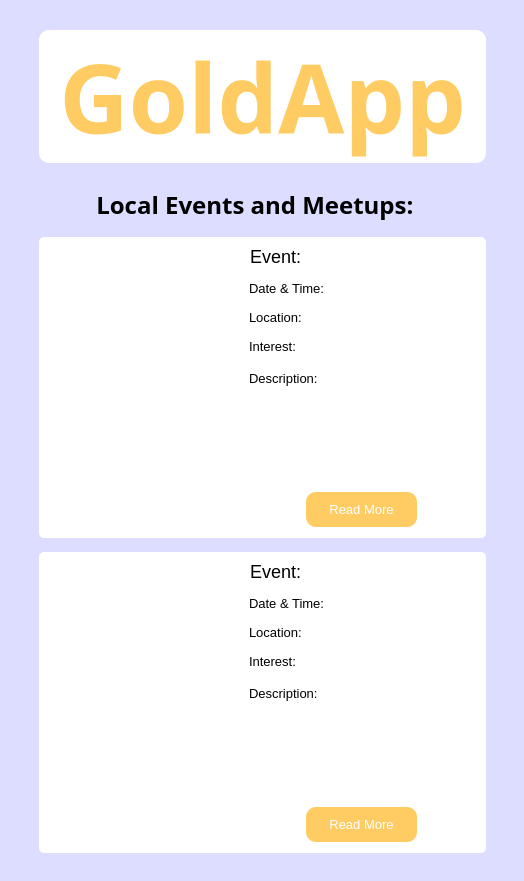
This is src/examples/meetings_events_all.ui in Einavzil/GoldApp as Qt 5 draws it before an edit. The edited form follows.
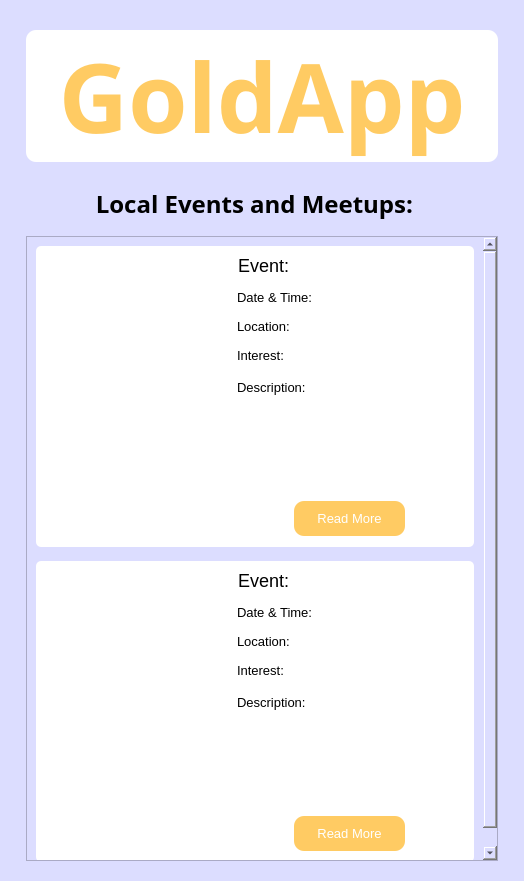
This is the edited form. Icons and pictures are not drawn.

Commit message: Change The Login it doesnt fit you :)

The edit to the form file:
```diff
--- a/src/examples/meetings_events_all.ui
+++ b/src/examples/meetings_events_all.ui
@@ -17,6 +17,19 @@
    <string notr="true">background-color: rgb(220, 221, 255);</string>
   </property>
   <layout class="QGridLayout" name="gridLayout_4">
+   <item row="0" column="0">
+    <widget class="QWidget" name="widget_3" native="true">
+     <property name="maximumSize">
+      <size>
+       <width>1800</width>
+       <height>900</height>
+      </size>
+     </property>
+     <property name="styleSheet">
+      <string notr="true">padding-left: 5cm;</string>
+     </property>
+    </widget>
+   </item>
    <item row="0" column="1">
     <widget class="QFrame" name="frame">
      <layout class="QVBoxLayout" name="verticalLayout_2">
@@ -61,278 +74,6 @@
        <layout class="QVBoxLayout" name="verticalLayout_3">
         <item>
          <layout class="QGridLayout" name="gridLayout_3">
-          <item row="3" column="0">
-           <widget class="QWidget" name="widget" native="true">
-            <property name="styleSheet">
-             <string notr="true">margin-bottom: 8px;
-max-height: 500px;
-background:white;
-border-radius: 5px;</string>
-            </property>
-            <layout class="QHBoxLayout" name="horizontalLayout_3">
-             <property name="leftMargin">
-              <number>0</number>
-             </property>
-             <item>
-              <widget class="QLabel" name="photo_2">
-               <property name="font">
-                <font>
-                 <family>Segoe UI Semibold</family>
-                 <pointsize>18</pointsize>
-                 <weight>75</weight>
-                 <bold>true</bold>
-                </font>
-               </property>
-               <property name="styleSheet">
-                <string notr="true">display: inline-block;
-min-width: 100px;
-min-height: 100px;
-max-width: 300px;
-max-height: 300px;
-margin-left:9px;
-border-radius: 3px;
-</string>
-               </property>
-               <property name="text">
-                <string/>
-               </property>
-               <property name="pixmap">
-                <pixmap>../image/chess.jpg</pixmap>
-               </property>
-               <property name="scaledContents">
-                <bool>true</bool>
-               </property>
-               <property name="alignment">
-                <set>Qt::AlignCenter</set>
-               </property>
-              </widget>
-             </item>
-             <item>
-              <layout class="QVBoxLayout" name="verticalLayout_5">
-               <item>
-                <widget class="QLabel" name="event_2">
-                 <property name="styleSheet">
-                  <string notr="true">font-size: 18px;</string>
-                 </property>
-                 <property name="text">
-                  <string>Event&lt;span class=&quot;event&quot;&gt;:&lt;/span&gt;</string>
-                 </property>
-                </widget>
-               </item>
-               <item>
-                <widget class="QLabel" name="date_2">
-                 <property name="styleSheet">
-                  <string notr="true">font-size: 13px;</string>
-                 </property>
-                 <property name="text">
-                  <string>Date &amp; Time&lt;span class=&quot;date&quot;&gt;:&lt;/span&gt;</string>
-                 </property>
-                </widget>
-               </item>
-               <item>
-                <widget class="QLabel" name="location_2">
-                 <property name="styleSheet">
-                  <string notr="true">font-size: 13px;</string>
-                 </property>
-                 <property name="text">
-                  <string>Location&lt;span class=&quot;address&quot;&gt;:&lt;/span&gt;</string>
-                 </property>
-                </widget>
-               </item>
-               <item>
-                <widget class="QLabel" name="interest_2">
-                 <property name="styleSheet">
-                  <string notr="true">font-size: 13px;</string>
-                 </property>
-                 <property name="text">
-                  <string>Interest&lt;span class=&quot;interest&quot;&gt;:&lt;/span&gt;</string>
-                 </property>
-                </widget>
-               </item>
-               <item>
-                <widget class="QLabel" name="description_2">
-                 <property name="styleSheet">
-                  <string notr="true">font-size: 13px;
-min-height: 100px;
-max-width: 300px;</string>
-                 </property>
-                 <property name="text">
-                  <string>Description&lt;span class=&quot;desc&quot;&gt;:&lt;/span&gt;</string>
-                 </property>
-                 <property name="alignment">
-                  <set>Qt::AlignLeading|Qt::AlignLeft|Qt::AlignTop</set>
-                 </property>
-                </widget>
-               </item>
-               <item>
-                <widget class="QPushButton" name="read_more_2">
-                 <property name="styleSheet">
-                  <string notr="true">QPushButton{
-background-color:  rgb(255, 203, 99);
-border: none;
-border-radius: 10px;
-color: white;
-padding: 10px 23px;
-margin: 10px 60px 10px 60px;
-text-align: center;
-text-decoration: none;
-display: inline-block;
-font-size: 13px;
-}
-QPushButton:hover{
-background-color:  rgb(255, 220, 99);
-}
-</string>
-                 </property>
-                 <property name="text">
-                  <string>Read More</string>
-                 </property>
-                </widget>
-               </item>
-              </layout>
-             </item>
-            </layout>
-           </widget>
-          </item>
-          <item row="2" column="0">
-           <widget class="QWidget" name="widget" native="true">
-            <property name="styleSheet">
-             <string notr="true">margin-bottom: 8px;
-max-height: 500px;
-background:white;
-border-radius: 5px;</string>
-            </property>
-            <layout class="QHBoxLayout" name="horizontalLayout_2">
-             <property name="leftMargin">
-              <number>0</number>
-             </property>
-             <item>
-              <widget class="QLabel" name="photo">
-               <property name="minimumSize">
-                <size>
-                 <width>109</width>
-                 <height>108</height>
-                </size>
-               </property>
-               <property name="font">
-                <font>
-                 <family>Segoe UI Semibold</family>
-                 <pointsize>18</pointsize>
-                 <weight>75</weight>
-                 <bold>true</bold>
-                </font>
-               </property>
-               <property name="styleSheet">
-                <string notr="true">display: inline-block;
-min-width: 100px;
-min-height: 100px;
-max-width: 300px;
-max-height: 300px;
-margin-left:9px;
-border-radius: 3px;
-</string>
-               </property>
-               <property name="text">
-                <string/>
-               </property>
-               <property name="pixmap">
-                <pixmap>../image/chess.jpg</pixmap>
-               </property>
-               <property name="scaledContents">
-                <bool>true</bool>
-               </property>
-               <property name="alignment">
-                <set>Qt::AlignCenter</set>
-               </property>
-              </widget>
-             </item>
-             <item>
-              <layout class="QVBoxLayout" name="verticalLayout_4" stretch="0,0,0,0,0,0">
-               <item>
-                <widget class="QLabel" name="event">
-                 <property name="styleSheet">
-                  <string notr="true">font-size: 18px;</string>
-                 </property>
-                 <property name="text">
-                  <string>Event&lt;span class=&quot;event&quot;&gt;:&lt;/span&gt;</string>
-                 </property>
-                </widget>
-               </item>
-               <item>
-                <widget class="QLabel" name="date">
-                 <property name="styleSheet">
-                  <string notr="true">font-size: 13px;</string>
-                 </property>
-                 <property name="text">
-                  <string>Date &amp; Time&lt;span class=&quot;date&quot;&gt;:&lt;/span&gt;</string>
-                 </property>
-                </widget>
-               </item>
-               <item>
-                <widget class="QLabel" name="location">
-                 <property name="styleSheet">
-                  <string notr="true">font-size: 13px;</string>
-                 </property>
-                 <property name="text">
-                  <string>Location&lt;span class=&quot;address&quot;&gt;:&lt;/span&gt;</string>
-                 </property>
-                </widget>
-               </item>
-               <item>
-                <widget class="QLabel" name="interest">
-                 <property name="styleSheet">
-                  <string notr="true">font-size: 13px;</string>
-                 </property>
-                 <property name="text">
-                  <string>Interest&lt;span class=&quot;interest&quot;&gt;:&lt;/span&gt;</string>
-                 </property>
-                </widget>
-               </item>
-               <item>
-                <widget class="QLabel" name="description">
-                 <property name="styleSheet">
-                  <string notr="true">font-size: 13px;
-min-height: 100px;
-max-width: 300px;</string>
-                 </property>
-                 <property name="text">
-                  <string>Description&lt;span class=&quot;desc&quot;&gt;:&lt;/span&gt;</string>
-                 </property>
-                 <property name="alignment">
-                  <set>Qt::AlignLeading|Qt::AlignLeft|Qt::AlignTop</set>
-                 </property>
-                </widget>
-               </item>
-               <item>
-                <widget class="QPushButton" name="read_more">
-                 <property name="styleSheet">
-                  <string notr="true">QPushButton{
-background-color:  rgb(255, 203, 99);
-border: none;
-border-radius: 10px;
-color: white;
-padding: 10px 23px;
-margin: 10px 60px 10px 60px;
-text-align: center;
-text-decoration: none;
-display: inline-block;
-font-size: 13px;
-}
-QPushButton:hover{
-background-color:  rgb(255, 220, 99);
-}
-</string>
-                 </property>
-                 <property name="text">
-                  <string>Read More</string>
-                 </property>
-                </widget>
-               </item>
-              </layout>
-             </item>
-            </layout>
-           </widget>
-          </item>
           <item row="1" column="0">
            <widget class="QWidget" name="widget_2" native="true">
             <property name="enabled">
@@ -384,6 +125,297 @@
             </layout>
            </widget>
           </item>
+          <item row="2" column="0">
+           <widget class="QScrollArea" name="scrollArea">
+            <property name="widgetResizable">
+             <bool>true</bool>
+            </property>
+            <widget class="QWidget" name="scrollAreaWidgetContents">
+             <property name="geometry">
+              <rect>
+               <x>0</x>
+               <y>0</y>
+               <width>466</width>
+               <height>710</height>
+              </rect>
+             </property>
+             <layout class="QGridLayout" name="gridLayout">
+              <item row="0" column="0" alignment="Qt::AlignVCenter">
+               <widget class="QWidget" name="widget" native="true">
+                <property name="styleSheet">
+                 <string notr="true">margin-bottom: 8px;
+max-height: 500px;
+background:white;
+border-radius: 5px;</string>
+                </property>
+                <layout class="QHBoxLayout" name="horizontalLayout_2">
+                 <property name="leftMargin">
+                  <number>0</number>
+                 </property>
+                 <item>
+                  <widget class="QLabel" name="photo">
+                   <property name="minimumSize">
+                    <size>
+                     <width>109</width>
+                     <height>108</height>
+                    </size>
+                   </property>
+                   <property name="font">
+                    <font>
+                     <family>Segoe UI Semibold</family>
+                     <pointsize>18</pointsize>
+                     <weight>75</weight>
+                     <bold>true</bold>
+                    </font>
+                   </property>
+                   <property name="styleSheet">
+                    <string notr="true">display: inline-block;
+min-width: 100px;
+min-height: 100px;
+max-width: 300px;
+max-height: 300px;
+margin-left:9px;
+border-radius: 3px;
+</string>
+                   </property>
+                   <property name="text">
+                    <string/>
+                   </property>
+                   <property name="pixmap">
+                    <pixmap>../image/chess.jpg</pixmap>
+                   </property>
+                   <property name="scaledContents">
+                    <bool>true</bool>
+                   </property>
+                   <property name="alignment">
+                    <set>Qt::AlignCenter</set>
+                   </property>
+                  </widget>
+                 </item>
+                 <item>
+                  <layout class="QVBoxLayout" name="verticalLayout_4" stretch="0,0,0,0,0,0">
+                   <item>
+                    <widget class="QLabel" name="event">
+                     <property name="styleSheet">
+                      <string notr="true">font-size: 18px;</string>
+                     </property>
+                     <property name="text">
+                      <string>Event&lt;span class=&quot;event&quot;&gt;:&lt;/span&gt;</string>
+                     </property>
+                    </widget>
+                   </item>
+                   <item>
+                    <widget class="QLabel" name="date">
+                     <property name="styleSheet">
+                      <string notr="true">font-size: 13px;</string>
+                     </property>
+                     <property name="text">
+                      <string>Date &amp; Time&lt;span class=&quot;date&quot;&gt;:&lt;/span&gt;</string>
+                     </property>
+                    </widget>
+                   </item>
+                   <item>
+                    <widget class="QLabel" name="location">
+                     <property name="styleSheet">
+                      <string notr="true">font-size: 13px;</string>
+                     </property>
+                     <property name="text">
+                      <string>Location&lt;span class=&quot;address&quot;&gt;:&lt;/span&gt;</string>
+                     </property>
+                    </widget>
+                   </item>
+                   <item>
+                    <widget class="QLabel" name="interest">
+                     <property name="styleSheet">
+                      <string notr="true">font-size: 13px;</string>
+                     </property>
+                     <property name="text">
+                      <string>Interest&lt;span class=&quot;interest&quot;&gt;:&lt;/span&gt;</string>
+                     </property>
+                    </widget>
+                   </item>
+                   <item>
+                    <widget class="QLabel" name="description">
+                     <property name="styleSheet">
+                      <string notr="true">font-size: 13px;
+min-height: 100px;
+max-width: 300px;</string>
+                     </property>
+                     <property name="text">
+                      <string>Description&lt;span class=&quot;desc&quot;&gt;:&lt;/span&gt;</string>
+                     </property>
+                     <property name="alignment">
+                      <set>Qt::AlignLeading|Qt::AlignLeft|Qt::AlignTop</set>
+                     </property>
+                    </widget>
+                   </item>
+                   <item>
+                    <widget class="QPushButton" name="read_more">
+                     <property name="styleSheet">
+                      <string notr="true">QPushButton{
+background-color:  rgb(255, 203, 99);
+border: none;
+border-radius: 10px;
+color: white;
+padding: 10px 23px;
+margin: 10px 60px 10px 60px;
+text-align: center;
+text-decoration: none;
+display: inline-block;
+font-size: 13px;
+}
+QPushButton:hover{
+background-color:  rgb(255, 220, 99);
+}
+</string>
+                     </property>
+                     <property name="text">
+                      <string>Read More</string>
+                     </property>
+                    </widget>
+                   </item>
+                  </layout>
+                 </item>
+                </layout>
+               </widget>
+              </item>
+              <item row="1" column="0">
+               <widget class="QWidget" name="widget" native="true">
+                <property name="styleSheet">
+                 <string notr="true">margin-bottom: 8px;
+max-height: 500px;
+background:white;
+border-radius: 5px;</string>
+                </property>
+                <layout class="QHBoxLayout" name="horizontalLayout_3">
+                 <property name="leftMargin">
+                  <number>0</number>
+                 </property>
+                 <item>
+                  <widget class="QLabel" name="photo_2">
+                   <property name="font">
+                    <font>
+                     <family>Segoe UI Semibold</family>
+                     <pointsize>18</pointsize>
+                     <weight>75</weight>
+                     <bold>true</bold>
+                    </font>
+                   </property>
+                   <property name="styleSheet">
+                    <string notr="true">display: inline-block;
+min-width: 100px;
+min-height: 100px;
+max-width: 300px;
+max-height: 300px;
+margin-left:9px;
+border-radius: 3px;
+</string>
+                   </property>
+                   <property name="text">
+                    <string/>
+                   </property>
+                   <property name="pixmap">
+                    <pixmap>../image/chess.jpg</pixmap>
+                   </property>
+                   <property name="scaledContents">
+                    <bool>true</bool>
+                   </property>
+                   <property name="alignment">
+                    <set>Qt::AlignCenter</set>
+                   </property>
+                  </widget>
+                 </item>
+                 <item>
+                  <layout class="QVBoxLayout" name="verticalLayout_5">
+                   <item>
+                    <widget class="QLabel" name="event_2">
+                     <property name="styleSheet">
+                      <string notr="true">font-size: 18px;</string>
+                     </property>
+                     <property name="text">
+                      <string>Event&lt;span class=&quot;event&quot;&gt;:&lt;/span&gt;</string>
+                     </property>
+                    </widget>
+                   </item>
+                   <item>
+                    <widget class="QLabel" name="date_2">
+                     <property name="styleSheet">
+                      <string notr="true">font-size: 13px;</string>
+                     </property>
+                     <property name="text">
+                      <string>Date &amp; Time&lt;span class=&quot;date&quot;&gt;:&lt;/span&gt;</string>
+                     </property>
+                    </widget>
+                   </item>
+                   <item>
+                    <widget class="QLabel" name="location_2">
+                     <property name="styleSheet">
+                      <string notr="true">font-size: 13px;</string>
+                     </property>
+                     <property name="text">
+                      <string>Location&lt;span class=&quot;address&quot;&gt;:&lt;/span&gt;</string>
+                     </property>
+                    </widget>
+                   </item>
+                   <item>
+                    <widget class="QLabel" name="interest_2">
+                     <property name="styleSheet">
+                      <string notr="true">font-size: 13px;</string>
+                     </property>
+                     <property name="text">
+                      <string>Interest&lt;span class=&quot;interest&quot;&gt;:&lt;/span&gt;</string>
+                     </property>
+                    </widget>
+                   </item>
+                   <item>
+                    <widget class="QLabel" name="description_2">
+                     <property name="styleSheet">
+                      <string notr="true">font-size: 13px;
+min-height: 100px;
+max-width: 300px;</string>
+                     </property>
+                     <property name="text">
+                      <string>Description&lt;span class=&quot;desc&quot;&gt;:&lt;/span&gt;</string>
+                     </property>
+                     <property name="alignment">
+                      <set>Qt::AlignLeading|Qt::AlignLeft|Qt::AlignTop</set>
+                     </property>
+                    </widget>
+                   </item>
+                   <item>
+                    <widget class="QPushButton" name="read_more_2">
+                     <property name="styleSheet">
+                      <string notr="true">QPushButton{
+background-color:  rgb(255, 203, 99);
+border: none;
+border-radius: 10px;
+color: white;
+padding: 10px 23px;
+margin: 10px 60px 10px 60px;
+text-align: center;
+text-decoration: none;
+display: inline-block;
+font-size: 13px;
+}
+QPushButton:hover{
+background-color:  rgb(255, 220, 99);
+}
+</string>
+                     </property>
+                     <property name="text">
+                      <string>Read More</string>
+                     </property>
+                    </widget>
+                   </item>
+                  </layout>
+                 </item>
+                </layout>
+               </widget>
+              </item>
+             </layout>
+            </widget>
+           </widget>
+          </item>
          </layout>
         </item>
        </layout>
@@ -392,30 +424,11 @@
     </widget>
    </item>
    <item row="0" column="2">
-    <spacer name="horizontalSpacer">
-     <property name="orientation">
-      <enum>Qt::Horizontal</enum>
+    <widget class="QWidget" name="widget_4" native="true">
+     <property name="styleSheet">
+      <string notr="true">padding-right: 5cm;</string>
      </property>
-     <property name="sizeHint" stdset="0">
-      <size>
-       <width>10</width>
-       <height>10</height>
-      </size>
-     </property>
-    </spacer>
-   </item>
-   <item row="0" column="0">
-    <spacer name="horizontalSpacer_2">
-     <property name="orientation">
-      <enum>Qt::Horizontal</enum>
-     </property>
-     <property name="sizeHint" stdset="0">
-      <size>
-       <width>10</width>
-       <height>10</height>
-      </size>
-     </property>
-    </spacer>
+    </widget>
    </item>
   </layout>
  </widget>
```
The commit also changes 2 other files.
